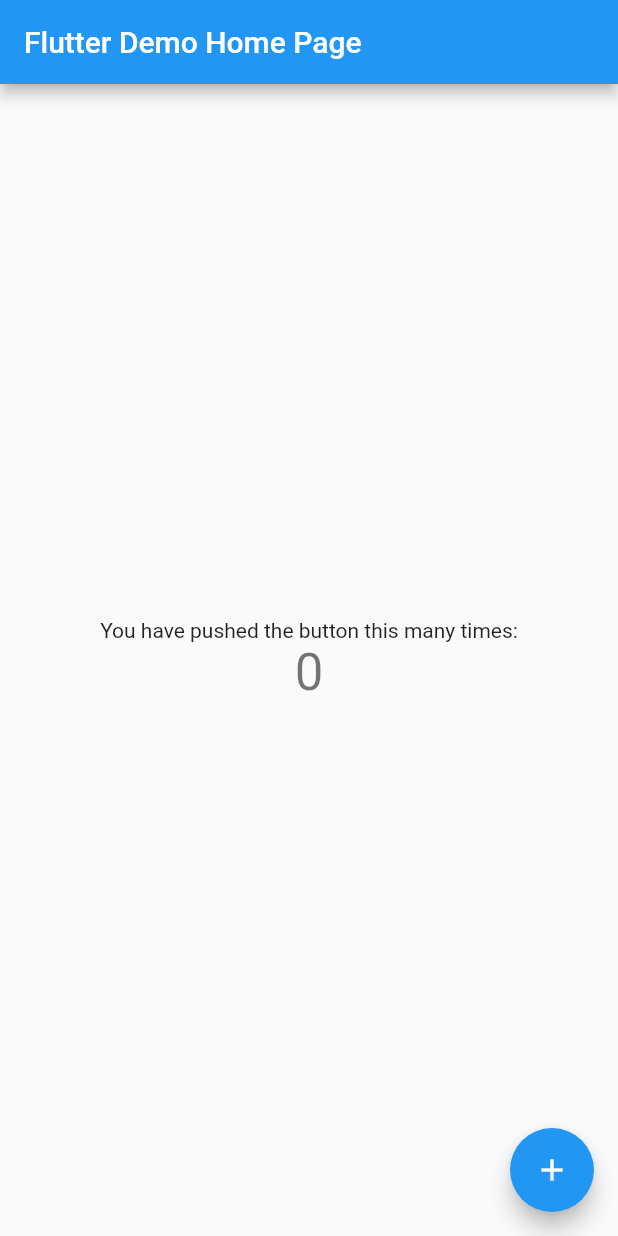
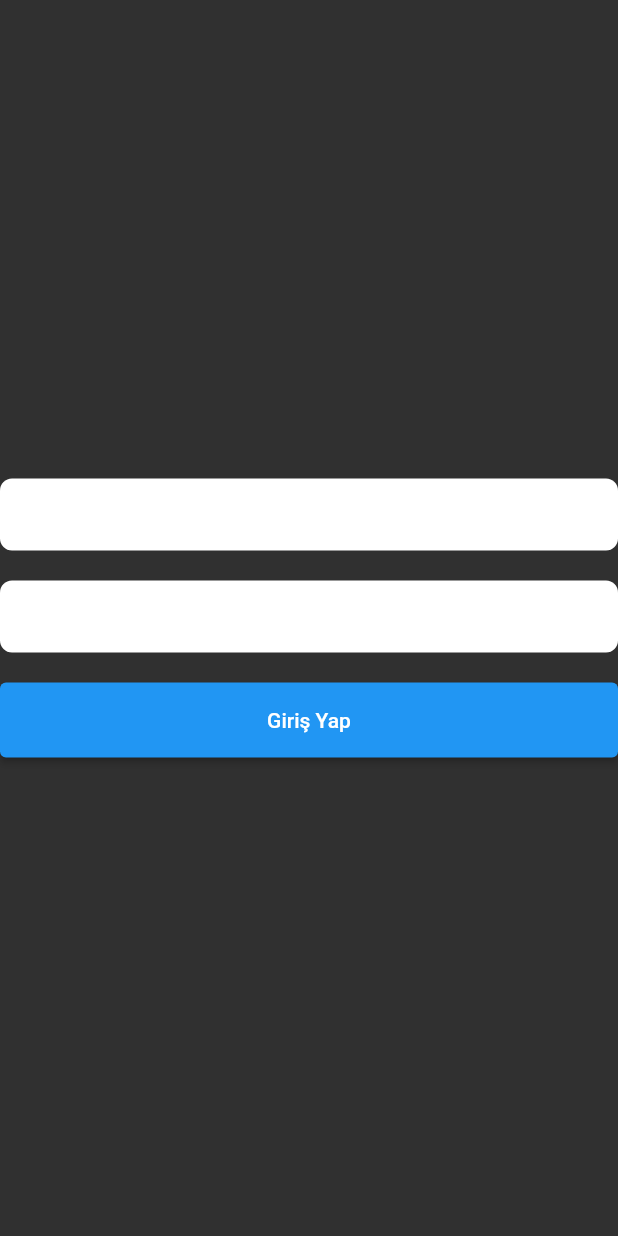
Before and after one commit to omerfkilic/swagger_exam, a Flutter app: the screen it shows after launch, on a phone screen of 412 x 824 dp. Run offline on Flutter 3.47's test engine with Material 2 defaults, Android fonts, the phone set to English and light mode, and no system bars.

Commit message:
feat: add login ui

```diff
--- a/lib/main.dart
+++ b/lib/main.dart
@@ -1,115 +1,17 @@
 import 'package:flutter/material.dart';
+import 'package:swagger_exam/pages/login_page/login_page.dart';
 
-void main() {
-  runApp(const MyApp());
-}
+void main() => runApp(const MyApp());
 
 class MyApp extends StatelessWidget {
   const MyApp({Key? key}) : super(key: key);
 
-  // This widget is the root of your application.
   @override
   Widget build(BuildContext context) {
     return MaterialApp(
-      title: 'Flutter Demo',
-      theme: ThemeData(
-        // This is the theme of your application.
-        //
-        // Try running your application with "flutter run". You'll see the
-        // application has a blue toolbar. Then, without quitting the app, try
-        // changing the primarySwatch below to Colors.green and then invoke
-        // "hot reload" (press "r" in the console where you ran "flutter run",
-        // or simply save your changes to "hot reload" in a Flutter IDE).
-        // Notice that the counter didn't reset back to zero; the application
-        // is not restarted.
-        primarySwatch: Colors.blue,
-      ),
-      home: const MyHomePage(title: 'Flutter Demo Home Page'),
+      theme: ThemeData.dark(),
+      title: 'Material App',
+      home: LoginPage(),
     );
   }
 }
-
-class MyHomePage extends StatefulWidget {
-  const MyHomePage({Key? key, required this.title}) : super(key: key);
-
-  // This widget is the home page of your application. It is stateful, meaning
-  // that it has a State object (defined below) that contains fields that affect
-  // how it looks.
-
-  // This class is the configuration for the state. It holds the values (in this
-  // case the title) provided by the parent (in this case the App widget) and
-  // used by the build method of the State. Fields in a Widget subclass are
-  // always marked "final".
-
-  final String title;
-
-  @override
-  State<MyHomePage> createState() => _MyHomePageState();
-}
-
-class _MyHomePageState extends State<MyHomePage> {
-  int _counter = 0;
-
-  void _incrementCounter() {
-    setState(() {
-      // This call to setState tells the Flutter framework that something has
-      // changed in this State, which causes it to rerun the build method below
-      // so that the display can reflect the updated values. If we changed
-      // _counter without calling setState(), then the build method would not be
-      // called again, and so nothing would appear to happen.
-      _counter++;
-    });
-  }
-
-  @override
-  Widget build(BuildContext context) {
-    // This method is rerun every time setState is called, for instance as done
-    // by the _incrementCounter method above.
-    //
-    // The Flutter framework has been optimized to make rerunning build methods
-    // fast, so that you can just rebuild anything that needs updating rather
-    // than having to individually change instances of widgets.
-    return Scaffold(
-      appBar: AppBar(
-        // Here we take the value from the MyHomePage object that was created by
-        // the App.build method, and use it to set our appbar title.
-        title: Text(widget.title),
-      ),
-      body: Center(
-        // Center is a layout widget. It takes a single child and positions it
-        // in the middle of the parent.
-        child: Column(
-          // Column is also a layout widget. It takes a list of children and
-          // arranges them vertically. By default, it sizes itself to fit its
-          // children horizontally, and tries to be as tall as its parent.
-          //
-          // Invoke "debug painting" (press "p" in the console, choose the
-          // "Toggle Debug Paint" action from the Flutter Inspector in Android
-          // Studio, or the "Toggle Debug Paint" command in Visual Studio Code)
-          // to see the wireframe for each widget.
-          //
-          // Column has various properties to control how it sizes itself and
-          // how it positions its children. Here we use mainAxisAlignment to
-          // center the children vertically; the main axis here is the vertical
-          // axis because Columns are vertical (the cross axis would be
-          // horizontal).
-          mainAxisAlignment: MainAxisAlignment.center,
-          children: <Widget>[
-            const Text(
-              'You have pushed the button this many times:',
-            ),
-            Text(
-              '$_counter',
-              style: Theme.of(context).textTheme.headline4,
-            ),
-          ],
-        ),
-      ),
-      floatingActionButton: FloatingActionButton(
-        onPressed: _incrementCounter,
-        tooltip: 'Increment',
-        child: const Icon(Icons.add),
-      ), // This trailing comma makes auto-formatting nicer for build methods.
-    );
-  }
-}
--- /dev/null
+++ b/lib/pages/login_page/login_page.dart
@@ -0,0 +1,74 @@
+import 'package:flutter/material.dart';
+
+class LoginPage extends StatelessWidget {
+  LoginPage({Key? key}) : super(key: key);
+
+  final TextEditingController emailController = TextEditingController();
+  final TextEditingController passwordController = TextEditingController();
+  @override
+  Widget build(BuildContext context) {
+    return Scaffold(
+      body: Center(
+        child: Column(
+          mainAxisAlignment: MainAxisAlignment.center,
+          children: [
+            TextFormField(
+              style: TextStyle(
+                  fontSize: 14,
+                  fontWeight: FontWeight.w600,
+                  fontFamily: "Montserrat"),
+              decoration: InputDecoration(
+                border: OutlineInputBorder(
+                    borderRadius: BorderRadius.circular(8),
+                    borderSide:
+                        const BorderSide(color: Colors.transparent, width: 0)),
+                enabledBorder: OutlineInputBorder(
+                  borderRadius: BorderRadius.circular(8),
+                  borderSide:
+                      const BorderSide(color: Colors.transparent, width: 0),
+                ),
+                contentPadding:
+                    EdgeInsets.symmetric(horizontal: 16, vertical: 14),
+                filled: true,
+                fillColor: Colors.white,
+              ),
+              controller: emailController,
+            ),
+            SizedBox(height: 20),
+            TextFormField(
+              style: TextStyle(
+                  fontSize: 14,
+                  fontWeight: FontWeight.w600,
+                  fontFamily: "Montserrat"),
+              decoration: InputDecoration(
+                border: OutlineInputBorder(
+                    borderRadius: BorderRadius.circular(8),
+                    borderSide:
+                        const BorderSide(color: Colors.transparent, width: 0)),
+                enabledBorder: OutlineInputBorder(
+                  borderRadius: BorderRadius.circular(8),
+                  borderSide:
+                      const BorderSide(color: Colors.transparent, width: 0),
+                ),
+                contentPadding:
+                    EdgeInsets.symmetric(horizontal: 16, vertical: 14),
+                filled: true,
+                fillColor: Colors.white,
+              ),
+              controller: passwordController,
+            ),
+            SizedBox(height: 20),
+            SizedBox(
+              width: double.infinity,
+              height: 50,
+              child: ElevatedButton(
+                child: Text('Giriş Yap'),
+                onPressed: () {},
+              ),
+            )
+          ],
+        ),
+      ),
+    );
+  }
+}
--- a/pubspec.yaml
+++ b/pubspec.yaml
@@ -34,6 +34,7 @@
   # The following adds the Cupertino Icons font to your application.
   # Use with the CupertinoIcons class for iOS style icons.
   cupertino_icons: ^1.0.2
+  http: ^0.13.5
 
 dev_dependencies:
   flutter_test:
```
Also changed, not shown: pubspec.lock.
